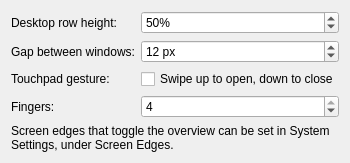
First picture: the form in package/contents/ui/config.ui, repository divinae/karousel-overview, before the edit.
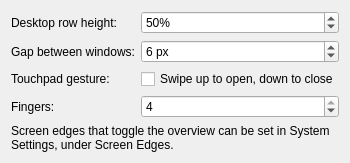
Second picture: the form after the edit.

Commit message: Reduce default gap between windows to 6 px

Diff of the .ui file:
```diff
--- a/package/contents/ui/config.ui
+++ b/package/contents/ui/config.ui
@@ -57,7 +57,7 @@
       <number>64</number>
      </property>
      <property name="value">
-      <number>12</number>
+      <number>6</number>
      </property>
     </widget>
    </item>
```
The commit also changes 1 other file.
